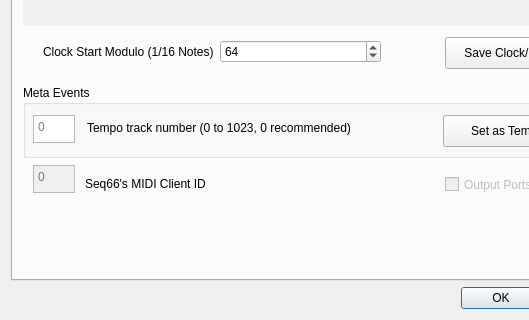
First picture: the form in seq_qt5/forms/qseditoptions.ui, repository ahlstromcj/seq66, before the edit; both pictures show x 0 to 529 and y 352 to 672 of the 638 by 672 pixel window.
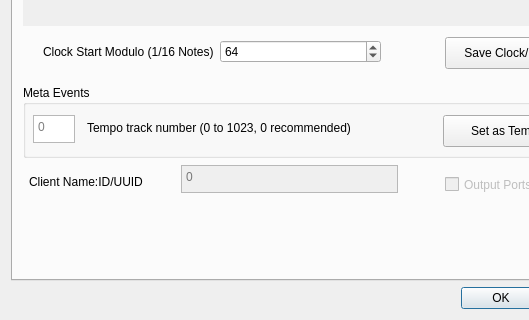
Second picture: the form after the edit. The open tabs and pages were chosen to show the change.

Commit message: Updated man/help, beat indicator, pattern fonts, JACK UUID retrieval.

Diff of the .ui file:
```diff
--- a/seq_qt5/forms/qseditoptions.ui
+++ b/seq_qt5/forms/qseditoptions.ui
@@ -167,14 +167,14 @@
       <widget class="QLabel" name="label">
        <property name="geometry">
         <rect>
-         <x>72</x>
-         <y>490</y>
+         <x>16</x>
+         <y>488</y>
          <width>161</width>
          <height>17</height>
         </rect>
        </property>
        <property name="text">
-        <string>Seq66's MIDI Client ID</string>
+        <string>Client Name:ID/UUID</string>
        </property>
       </widget>
       <widget class="QPlainTextEdit" name="plainTextEditClientId">
@@ -183,9 +183,9 @@
        </property>
        <property name="geometry">
         <rect>
-         <x>20</x>
+         <x>168</x>
          <y>480</y>
-         <width>42</width>
+         <width>217</width>
          <height>28</height>
         </rect>
        </property>
```
Left out of the diff: 2 changed lines with no effect on the pictures. The commit also changes 32 other files.
